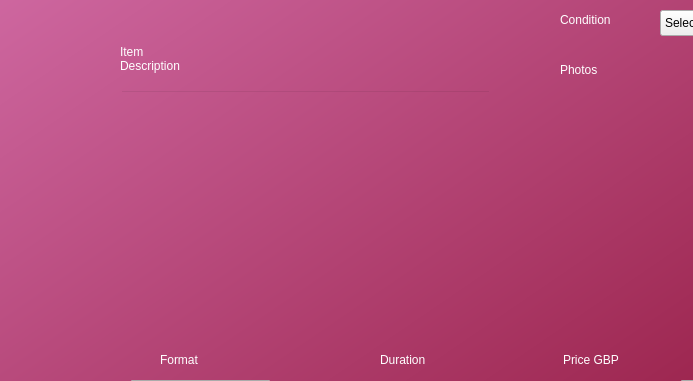
Above: createlisting.ui from AnshulS853/Coursework_Prototype before the change; both pictures show x 0 to 693 and y 220 to 601 of the 950 by 800 pixel window. Below: the same form after it.
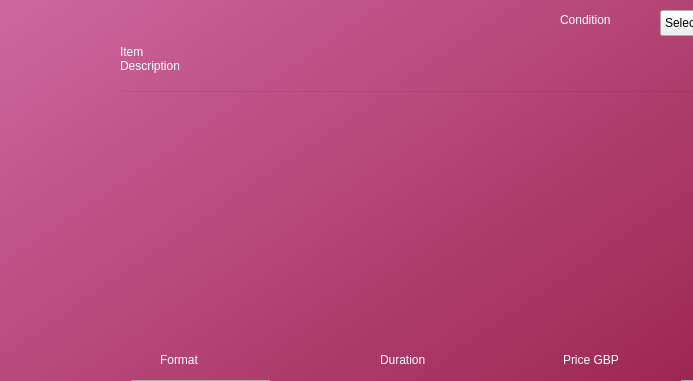
That is the form after the change.

```diff
--- a/createlisting.ui
+++ b/createlisting.ui
@@ -275,22 +275,6 @@
 Description</string>
     </property>
    </widget>
-   <widget class="QLabel" name="label_7">
-    <property name="geometry">
-     <rect>
-      <x>560</x>
-      <y>280</y>
-      <width>53</width>
-      <height>19</height>
-     </rect>
-    </property>
-    <property name="styleSheet">
-     <string notr="true">font: 16pt &quot;MS Shell Dlg 2&quot;;color:rgb(255, 255, 255)</string>
-    </property>
-    <property name="text">
-     <string>Photos</string>
-    </property>
-   </widget>
    <widget class="QLabel" name="label_8">
     <property name="geometry">
      <rect>
@@ -474,7 +458,7 @@
      <rect>
       <x>120</x>
       <y>310</y>
-      <width>371</width>
+      <width>711</width>
       <height>231</height>
      </rect>
     </property>
```
